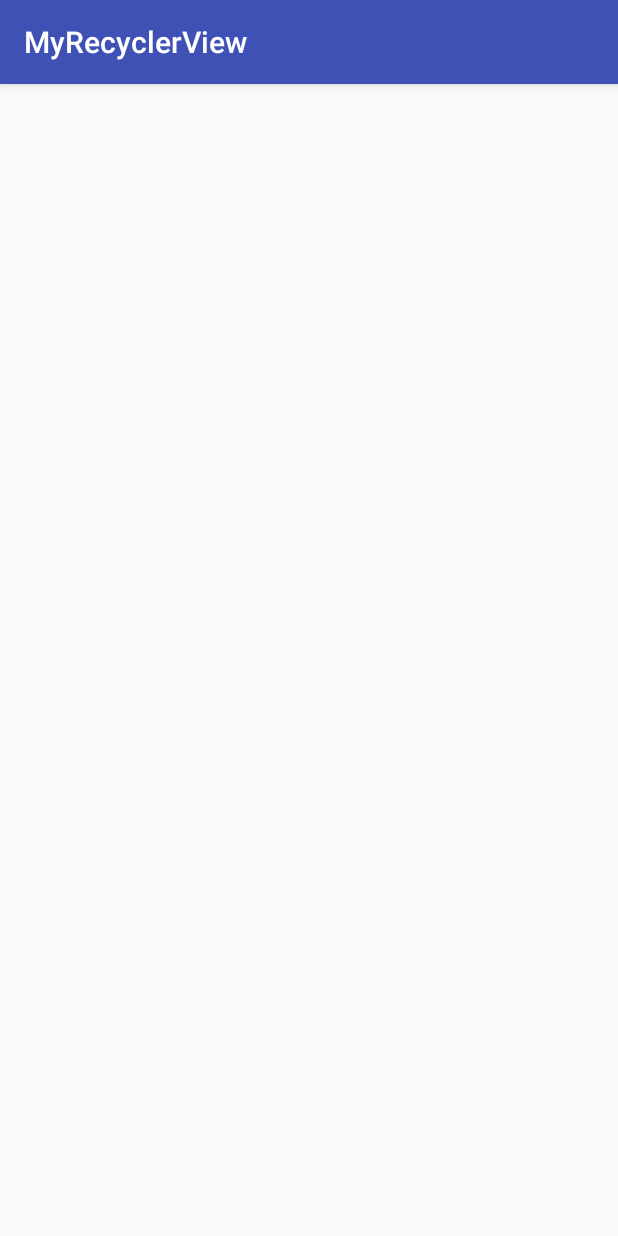
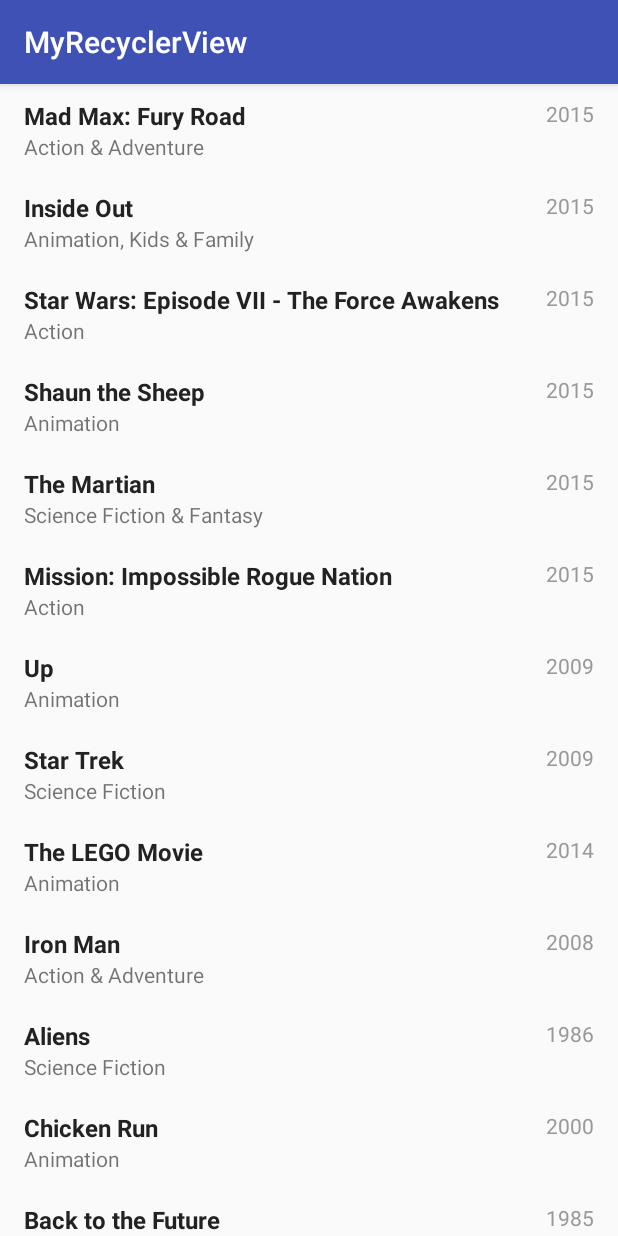
Before and after one commit to ArtemBondar/MyRecyclerView, an Android app: the screen it shows after launch (MainActivity), on a phone screen of 412 x 824 dp. Run offline under Robolectric (Android 15) with nearby library versions, the phone set to English and light mode, and no system bars.

Commit message:
Implement basic behaviour

```diff
--- a/app/src/main/java/com/github/artembondar/myrecyclerview/MainActivity.java
+++ b/app/src/main/java/com/github/artembondar/myrecyclerview/MainActivity.java
@@ -2,12 +2,82 @@ package com.github.artembondar.myrecyclerview;
 
 import android.support.v7.app.AppCompatActivity;
 import android.os.Bundle;
+import android.support.v7.widget.DefaultItemAnimator;
+import android.support.v7.widget.LinearLayoutManager;
+import android.support.v7.widget.RecyclerView;
+
+import com.github.artembondar.myrecyclerview.adapter.MoviesAdapter;
+import com.github.artembondar.myrecyclerview.model.Movie;
+
+import java.util.ArrayList;
+import java.util.List;
 
 public class MainActivity extends AppCompatActivity {
-
+    private List<Movie> movies = new ArrayList<>();
+    private RecyclerView recyclerView;
+    private MoviesAdapter adapter;
     @Override
     protected void onCreate(Bundle savedInstanceState) {
         super.onCreate(savedInstanceState);
         setContentView(R.layout.activity_main);
+        recyclerView = (RecyclerView) findViewById(R.id.recycler_view);
+        adapter = new MoviesAdapter(movies);
+        RecyclerView.LayoutManager layoutManager = new LinearLayoutManager(getApplicationContext());
+        recyclerView.setLayoutManager(layoutManager);
+        recyclerView.setItemAnimator(new DefaultItemAnimator());
+        recyclerView.setAdapter(adapter);
+        prepareMovieData();
+    }
+
+    private void prepareMovieData() {
+        Movie movie = new Movie("Mad Max: Fury Road", "Action & Adventure", "2015");
+        movies.add(movie);
+
+        movie = new Movie("Inside Out", "Animation, Kids & Family", "2015");
+        movies.add(movie);
+
+        movie = new Movie("Star Wars: Episode VII - The Force Awakens", "Action", "2015");
+        movies.add(movie);
+
+        movie = new Movie("Shaun the Sheep", "Animation", "2015");
+        movies.add(movie);
+
+        movie = new Movie("The Martian", "Science Fiction & Fantasy", "2015");
+        movies.add(movie);
+
+        movie = new Movie("Mission: Impossible Rogue Nation", "Action", "2015");
+        movies.add(movie);
+
+        movie = new Movie("Up", "Animation", "2009");
+        movies.add(movie);
+
+        movie = new Movie("Star Trek", "Science Fiction", "2009");
+        movies.add(movie);
+
+        movie = new Movie("The LEGO Movie", "Animation", "2014");
+        movies.add(movie);
+
+        movie = new Movie("Iron Man", "Action & Adventure", "2008");
+        movies.add(movie);
+
+        movie = new Movie("Aliens", "Science Fiction", "1986");
+        movies.add(movie);
+
+        movie = new Movie("Chicken Run", "Animation", "2000");
+        movies.add(movie);
+
+        movie = new Movie("Back to the Future", "Science Fiction", "1985");
+        movies.add(movie);
+
+        movie = new Movie("Raiders of the Lost Ark", "Action & Adventure", "1981");
+        movies.add(movie);
+
+        movie = new Movie("Goldfinger", "Action & Adventure", "1965");
+        movies.add(movie);
+
+        movie = new Movie("Guardians of the Galaxy", "Science Fiction & Fantasy", "2014");
+        movies.add(movie);
+
+        adapter.notifyDataSetChanged();
     }
 }
--- a/app/src/main/java/com/github/artembondar/myrecyclerview/adapter/MovieAdapter.java
+++ b/app/src/main/java/com/github/artembondar/myrecyclerview/adapter/MoviesAdapter.java
@@ -12,7 +12,7 @@ import com.github.artembondar.myrecyclerview.model.Movie;
 import java.util.List;
 
 
-public class MovieAdapter extends RecyclerView.Adapter<MovieAdapter.MovieViewHolder> {
+public class MoviesAdapter extends RecyclerView.Adapter<MoviesAdapter.MovieViewHolder> {
 
     private List<Movie> movies;
 
@@ -29,7 +29,7 @@ public class MovieAdapter extends RecyclerView.Adapter<MovieAdapter.MovieViewHol
         }
     }
 
-    public MovieAdapter(List<Movie> movies) {
+    public MoviesAdapter(List<Movie> movies) {
         this.movies = movies;
     }
 
@@ -51,7 +51,4 @@ public class MovieAdapter extends RecyclerView.Adapter<MovieAdapter.MovieViewHol
     public int getItemCount() {
         return movies.size();
     }
-
-
-
 }
--- a/app/src/main/java/com/github/artembondar/myrecyclerview/model/Movie.java
+++ b/app/src/main/java/com/github/artembondar/myrecyclerview/model/Movie.java
@@ -7,6 +7,12 @@ public class Movie {
     private String year;
 
     public Movie() {
+    }
+
+    public Movie(String title, String genre, String year) {
+        this.title = title;
+        this.genre = genre;
+        this.year = year;
     }
 
     public String getTitle() {
--- a/app/src/main/res/layout/movie_list_row.xml
+++ b/app/src/main/res/layout/movie_list_row.xml
@@ -1,7 +1,7 @@
 <?xml version="1.0" encoding="utf-8"?>
 <RelativeLayout xmlns:android="http://schemas.android.com/apk/res/android"
     android:layout_width="match_parent"
-    android:layout_height="match_parent"
+    android:layout_height="wrap_content"
     android:focusable="true"
     android:paddingLeft="16dp"
     android:paddingRight="16dp"
```
